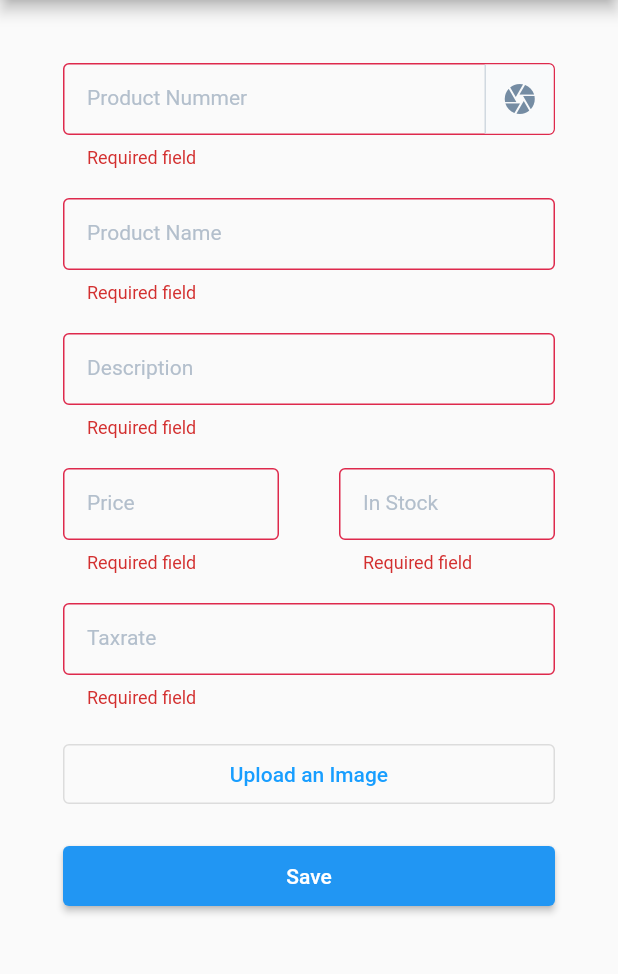
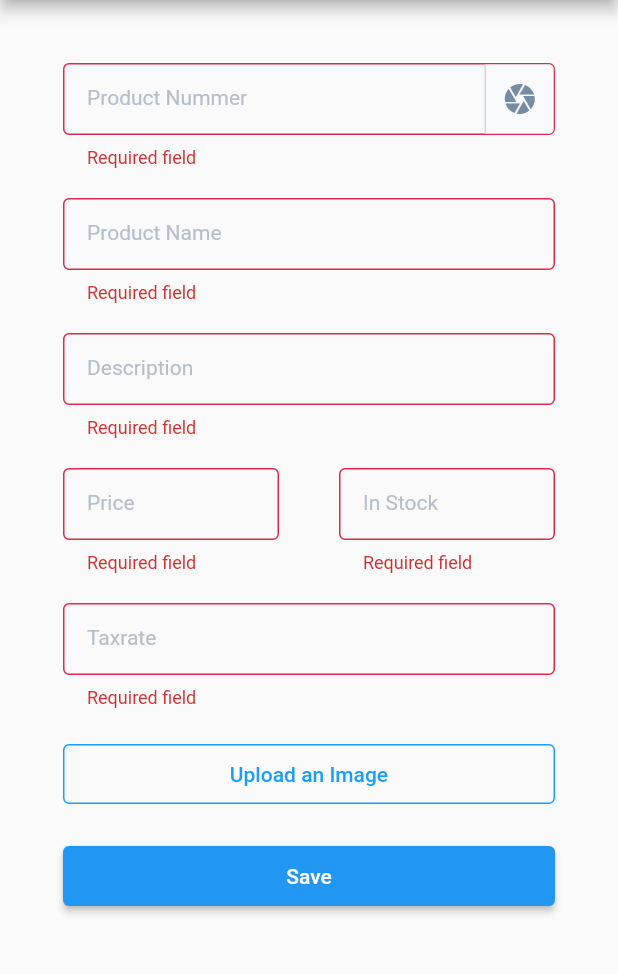
Before and after one commit to shopwareDowntown/merchant-app, a Flutter app: the ImportPage screen opened directly, after a tap on "Save", on a phone screen of 412 x 824 dp, the part 84-1058 px from its top. Run offline on Flutter 3.47's test engine with Material 2 defaults, Android fonts, the phone set to English and light mode, and no system bars; our stand-ins replace dio, image_picker, shared_preferences; missing offline and left inert: barcode_scan; accounts and stored records are empty; network calls fail.

Commit message:
STYLE - Style drawer

```diff
--- a/lib/pages/import_page.dart
+++ b/lib/pages/import_page.dart
@@ -276,6 +276,8 @@ class _ImportPageState extends State<ImportPage> {
                   child: OutlineButton(
                     onPressed: getImage,
                     color: Theme.of(context).accentColor.withOpacity(0.1),
+                    borderSide:
+                        BorderSide(color: Theme.of(context).accentColor),
                     child: Text(
                       localization.translate('uploadImage'),
                       style: TextStyle(
--- a/lib/widgets/default_drawer.dart
+++ b/lib/widgets/default_drawer.dart
@@ -50,20 +50,25 @@ class DefaultDrawer extends StatelessWidget {
                     ),
                   );
                 },
+                color: Theme.of(context).accentColor,
                 textColor: Theme.of(context).accentColor,
+                borderSide: BorderSide(color: Theme.of(context).accentColor),
+                child: Container(
+                  margin: EdgeInsets.symmetric(vertical: 20.0),
                   child: Row(
                     children: [
                       Icon(
                         Icons.add_circle_outline,
-                      color: Theme.of(context).accentColor,
                       ),
                       SizedBox(
                         width: 10,
                       ),
                       Text(
                         localization.translate('importProducts'),
+                        style: TextStyle(fontWeight: FontWeight.normal),
                       ),
                     ],
+                  ),
                 ),
               ),
             ),
@@ -81,20 +86,25 @@ class DefaultDrawer extends StatelessWidget {
                     ),
                   );
                 },
-                textColor: Theme.of(context).accentColor,
+                textColor: Theme.of(context).primaryTextTheme.headline.color,
+                child: Container(
+                  margin: EdgeInsets.symmetric(vertical: 20.0),
                   child: Row(
                     children: [
                       Icon(
-                      Icons.local_parking, // TODO
-                      color: Theme.of(context).accentColor,
+                        Icons.local_parking,
+                        color:
+                            Theme.of(context).primaryTextTheme.headline.color,
                       ),
                       SizedBox(
                         width: 10,
                       ),
                       Text(
                         localization.translate('modifyProducts'),
+                        style: TextStyle(fontWeight: FontWeight.normal),
                       ),
                     ],
+                  ),
                 ),
               ),
             ),
@@ -107,7 +117,7 @@ class DefaultDrawer extends StatelessWidget {
                   label: Text(
                     localization.translate("logoutButtonLabel"),
                   ),
-                  color: Theme.of(context).accentColor.withOpacity(0.1),
+                  color: _lighten(Theme.of(context).accentColor, .35),
                   textColor: Theme.of(context).accentColor,
                   icon: Icon(Icons.exit_to_app),
                   onPressed: () {
@@ -129,4 +139,14 @@ class DefaultDrawer extends StatelessWidget {
       ),
     );
   }
+
+  Color _lighten(Color color, [double amount = .1]) {
+    assert(amount >= 0 && amount <= 1);
+
+    final hsl = HSLColor.fromColor(color);
+    final hslLight =
+        hsl.withLightness((hsl.lightness + amount).clamp(0.0, 1.0));
+
+    return hslLight.toColor();
   }
+}
```
Lines whose indentation alone changed are shown as unchanged.
